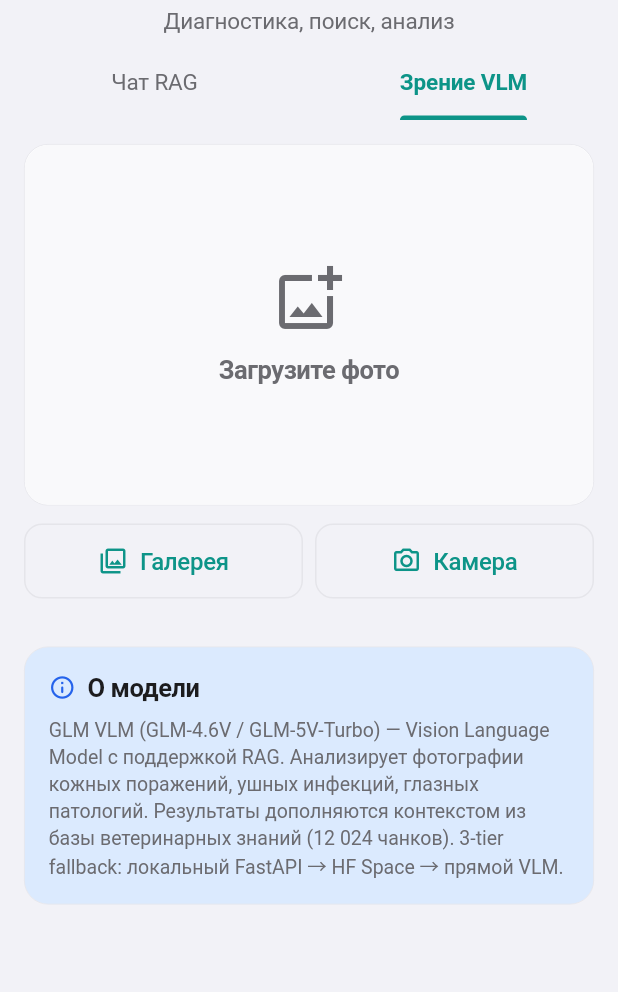
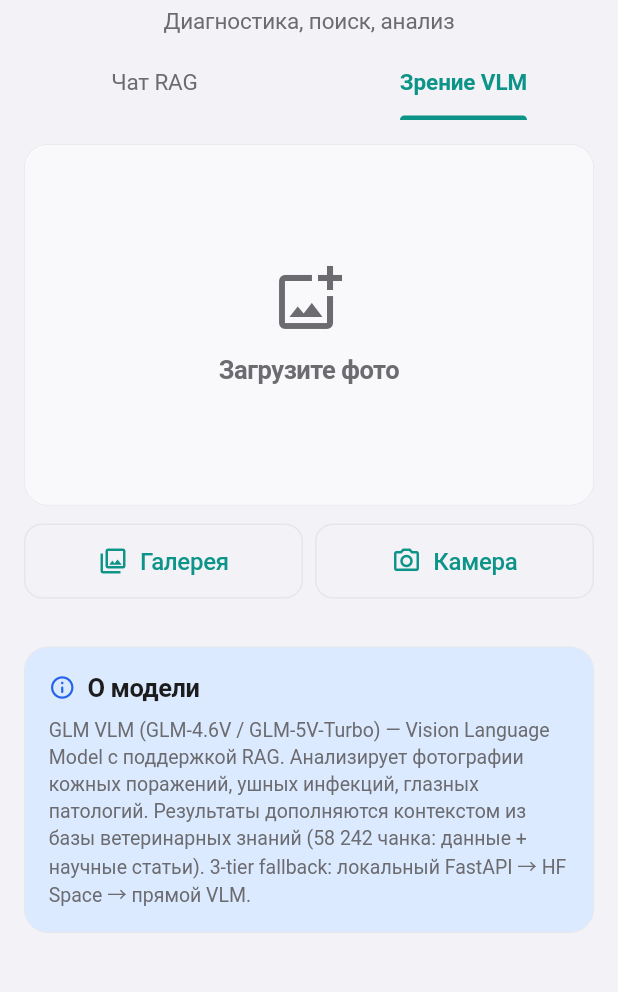
Before and after one commit to shray77/vetvoice-rag, a Flutter app: the AiAssistantScreen screen opened directly, tab 2 chosen, on a phone screen of 412 x 824 dp, the part 81-1073 px from its top. Run offline on Flutter 3.47's test engine with Material 3 defaults, Android fonts, the light colour scheme and no system bars; our stand-ins replace image_picker, shared_preferences, webview_flutter; accounts and stored records are empty.

Commit message:
fix(ui): честные цифры RAG KB — 58 242 чанка (15 709 данных + 42 533 научных)
После пересборки индекса (Update RAG 20.10): локальная порция KB
собирается из assets/data при каждом прогоне — синк препаратов из
vetvoice теперь попадает в TF-IDF индекс автоматически.
Прежние '12 024 чанков, 8 000-мерный' застыли до накопления бумаг.
Обновлять при каждом крупном синке баз (числа в 3 экранах).

```diff
--- a/flutter/lib/screens/ai_assistant/ai_assistant_screen.dart
+++ b/flutter/lib/screens/ai_assistant/ai_assistant_screen.dart
@@ -509,7 +509,7 @@ class _AiAssistantScreenState extends State<AiAssistantScreen>
                   'GLM VLM (GLM-4.6V / GLM-5V-Turbo) — Vision Language Model с поддержкой RAG. '
                   'Анализирует фотографии кожных поражений, ушных инфекций, глазных '
                   'патологий. Результаты дополняются контекстом из базы ветеринарных '
-                  'знаний (12 024 чанков). 3-tier fallback: локальный FastAPI → '
+                  'знаний (58 242 чанка: данные + научные статьи). 3-tier fallback: локальный FastAPI → '
                   'HF Space → прямой VLM.',
                   style: AppTypography.footnote.copyWith(
                     color: AppColorsResolver.textSecondary(context),
--- a/flutter/lib/screens/reference/reference_screen.dart
+++ b/flutter/lib/screens/reference/reference_screen.dart
@@ -1085,7 +1085,7 @@ class _StatsTab extends StatelessWidget {
                     Text('RAG Knowledge Base', style: AppTypography.sectionTitle),
                     const SizedBox(height: 4),
                     Text(
-                      'Локальный FAISS-индекс: 12 024 чанков, 8 000-мерный TF-IDF.\n'
+                      'RAG-индекс: 58 242 чанка (15 709 данных + 42 533 научных), TF-IDF 10 000-мерный.\n'
                       'Источники: те же 17 JSON-файлов + advanced/*\n'
                       'Поиск: hybrid (TF-IDF + keyword boost + bilingual EN/RU translation)',
                       style: AppTypography.caption2.copyWith(color: secondary),
--- a/flutter/lib/screens/settings/settings_screen.dart
+++ b/flutter/lib/screens/settings/settings_screen.dart
@@ -205,7 +205,7 @@ class _SettingsScreenState extends State<SettingsScreen> {
                 _buildInfoTile('Экстренных протоколов', '${AppConstants.totalEmergencyProtocols}'),
                 _buildInfoTile('Записей побочных эфф.', '${AppConstants.totalSideEffectEntries}'),
                 _buildInfoTile('API', 'GLM (Z AI), выбирается в «AI»'),
-                _buildInfoTile('RAG KB', '12 024 чанков, FAISS TF-IDF'),
+                _buildInfoTile('RAG KB', '58 242 чанка · TF-IDF + FAISS'),
               ],
             ),
           ),
```
